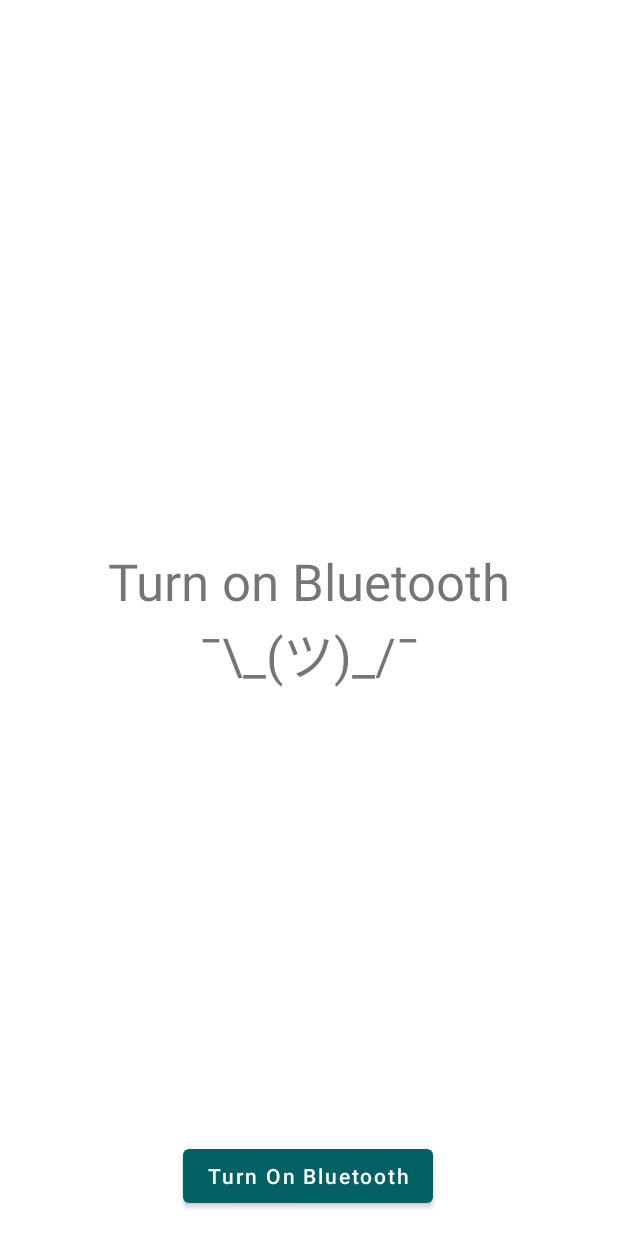
After one commit to Youssef554/IEEE_Karty, an Android app: the layout activity_turn_on_bluetooth.xml on its own in the app's theme, with its tools: preview values and no code run, on a phone screen of 412 x 824 dp. The commit adds this screen. Run offline under Robolectric (Android 15) with nearby library versions, the phone set to English and light mode, and no system bars.

Commit message:
changed the main activity to the TurnOnBluetoothActivity and adjusted the app screens flow

```diff
--- a/app/src/main/java/com/example/karty/presentation/utils/Helpers.kt
+++ b/app/src/main/java/com/example/karty/presentation/utils/Helpers.kt
@@ -7,6 +7,8 @@
 import com.example.karty.presentation.startScreen.MainActivity
 
 object Helpers {
+
+    //did not use....
     fun showLoadingIndicator(progressBar: ProgressBar, state:Boolean){
         progressBar.visibility = if (state) ProgressBar.VISIBLE else ProgressBar.GONE
     }
--- /dev/null
+++ b/app/src/main/res/layout/activity_turn_on_bluetooth.xml
@@ -0,0 +1,44 @@
+<?xml version="1.0" encoding="utf-8"?>
+<androidx.constraintlayout.widget.ConstraintLayout xmlns:android="http://schemas.android.com/apk/res/android"
+    xmlns:app="http://schemas.android.com/apk/res-auto"
+    xmlns:tools="http://schemas.android.com/tools"
+    android:layout_width="match_parent"
+    android:layout_height="match_parent"
+    tools:context=".presentation.turnOnBluetoothScreen.TurnOnBluetoothActivity">
+
+    <TextView
+        android:id="@+id/textView"
+        android:layout_width="wrap_content"
+        android:layout_height="wrap_content"
+        android:layout_marginBottom="50dp"
+        android:text="Turn on Bluetooth"
+        android:textSize="34sp"
+
+        app:layout_constraintBottom_toBottomOf="parent"
+        app:layout_constraintEnd_toEndOf="parent"
+        app:layout_constraintStart_toStartOf="parent"
+        app:layout_constraintTop_toTopOf="parent" />
+
+    <TextView
+        android:id="@+id/textView2"
+        android:layout_width="wrap_content"
+        android:layout_height="wrap_content"
+        android:text="¯\\_(ツ)_/¯"
+        android:textSize="34sp"
+        app:layout_constraintEnd_toEndOf="parent"
+        app:layout_constraintStart_toStartOf="parent"
+        app:layout_constraintTop_toBottomOf="@+id/textView" />
+
+    <Button
+        android:id="@+id/btn_RetryButton"
+        android:layout_width="wrap_content"
+        android:layout_height="wrap_content"
+        android:layout_marginBottom="16dp"
+        android:capitalize="none"
+        android:inputType="textCapCharacters"
+        android:text="Turn On Bluetooth"
+        app:layout_constraintBottom_toBottomOf="parent"
+        app:layout_constraintEnd_toEndOf="parent"
+        app:layout_constraintHorizontal_bias="0.498"
+        app:layout_constraintStart_toStartOf="parent" />
+</androidx.constraintlayout.widget.ConstraintLayout>
```
Also changed, not shown: app/src/main/AndroidManifest.xml (+8 -6 lines), app/src/main/java/com/example/karty/presentation/startScreen/MainActivity.kt (+6 -15 lines), app/src/main/java/com/example/karty/presentation/turnOnBluetoothScreen/TurnOnBluetoothActivity.kt (added, +61 -0 lines), app/src/main/res/layout/activity_main.xml (+0 -39 lines).
